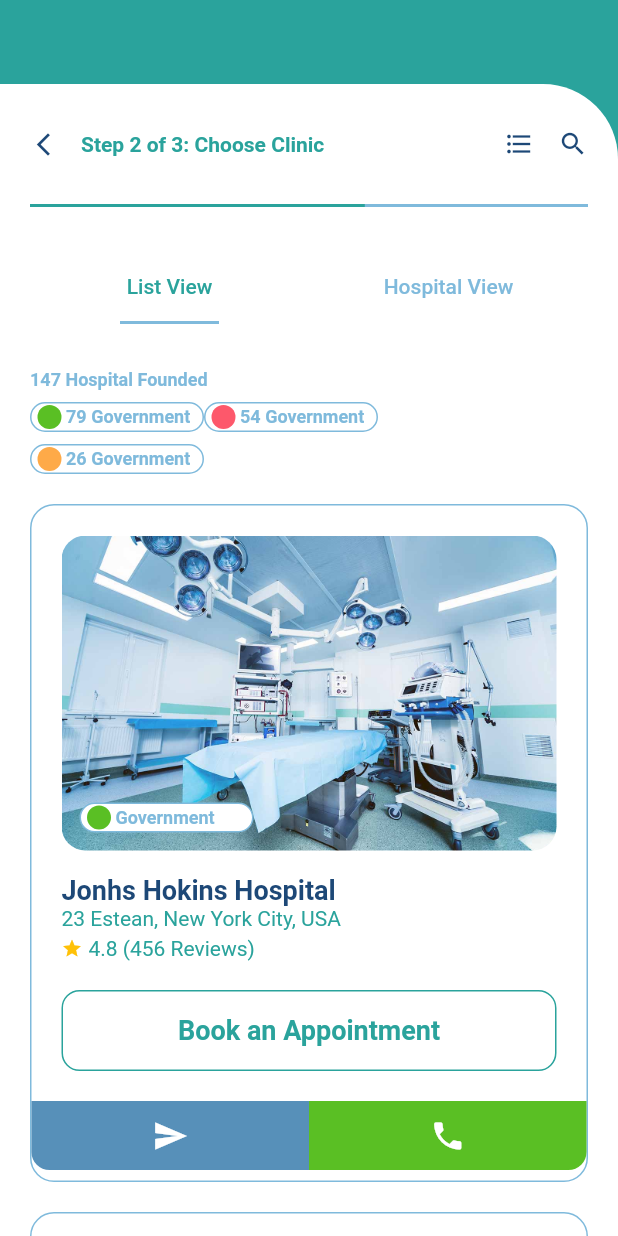
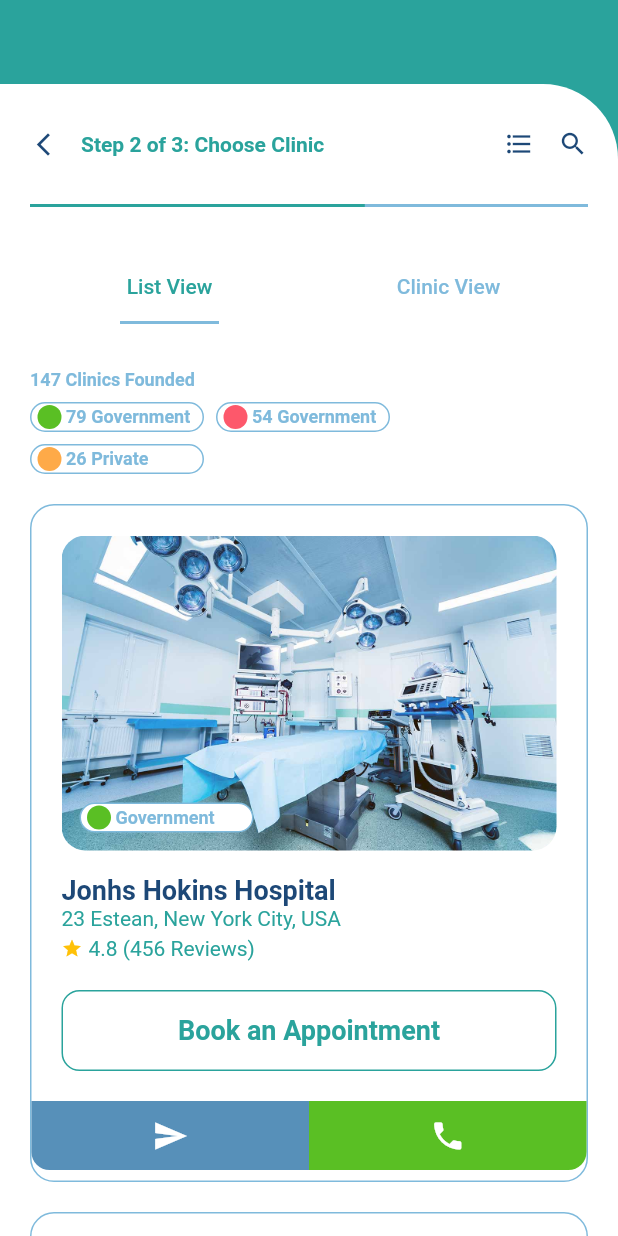
Before and after one commit to Hasnainhai/emos, a Flutter app: the ClinicTabBar screen opened directly, on a phone screen of 412 x 824 dp. Run offline on Flutter 3.47's test engine with Material 2 defaults, Android fonts, the phone set to English and light mode, and no system bars; our stand-ins replace another_flushbar, flutter_rating_bar, fluttertoast, google_fonts.

Commit message:
changes to fix the issue of the app

```diff
--- a/lib/view/ClinicView/clinic_tabbar.dart
+++ b/lib/view/ClinicView/clinic_tabbar.dart
@@ -135,7 +135,7 @@ class _ClinicTabBarState extends State<ClinicTabBar> {
                         ),
                         tabs: [
                           Tab(text: 'List View'),
-                          Tab(text: 'Hospital View'),
+                          Tab(text: 'Clinic View'),
                         ],
                       ),
                       const VerticalSpeacing(30),
@@ -147,7 +147,7 @@ class _ClinicTabBarState extends State<ClinicTabBar> {
                                 crossAxisAlignment: CrossAxisAlignment.start,
                                 children: [
                                   Text(
-                                    "147 Hospital Founded",
+                                    "147 Clinics Founded",
                                     style: GoogleFonts.getFont(
                                       "Roboto",
                                       textStyle: const TextStyle(
@@ -163,6 +163,7 @@ class _ClinicTabBarState extends State<ClinicTabBar> {
                                       OwnerWidget(
                                           circleColor: const Color(0xff5ABF24),
                                           owner: "79 Government"),
+                                      const SizedBox(width: 8),
                                       OwnerWidget(
                                           circleColor: const Color(0xffFD586B),
                                           owner: "54 Government"),
@@ -171,7 +172,7 @@ class _ClinicTabBarState extends State<ClinicTabBar> {
                                   const VerticalSpeacing(8),
                                   OwnerWidget(
                                       circleColor: const Color(0xffFEAA48),
-                                      owner: "26 Government"),
+                                      owner: "26 Private"),
                                   const VerticalSpeacing(20),
                                   ClinicListView(
                                     fun: () {
```
